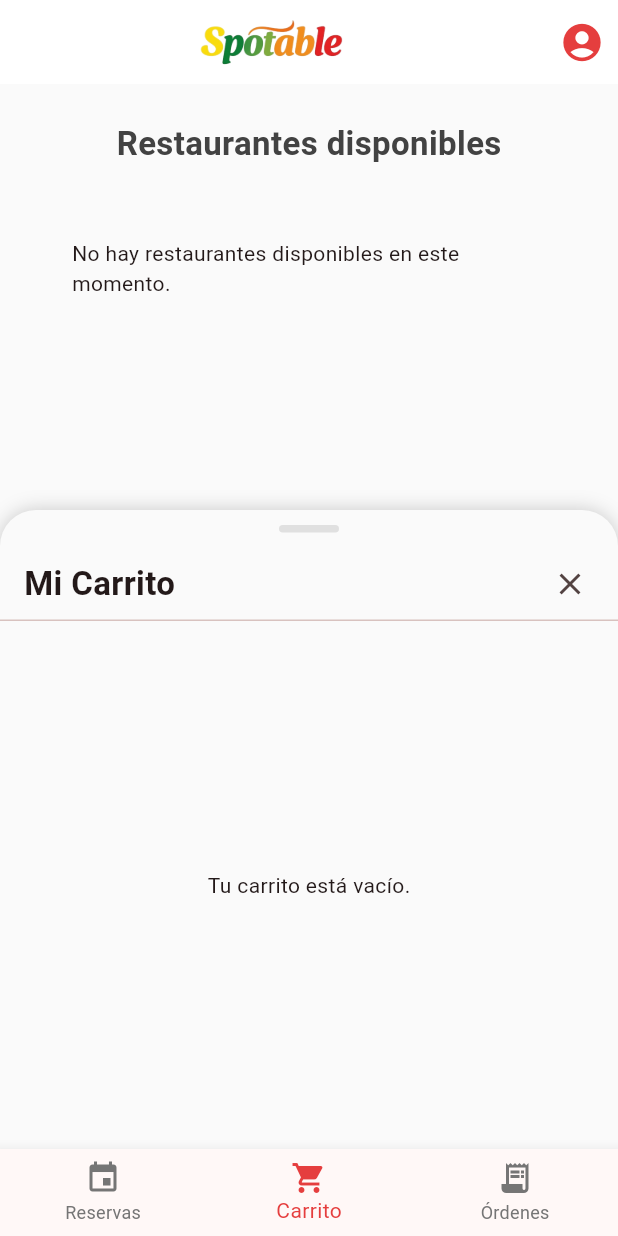
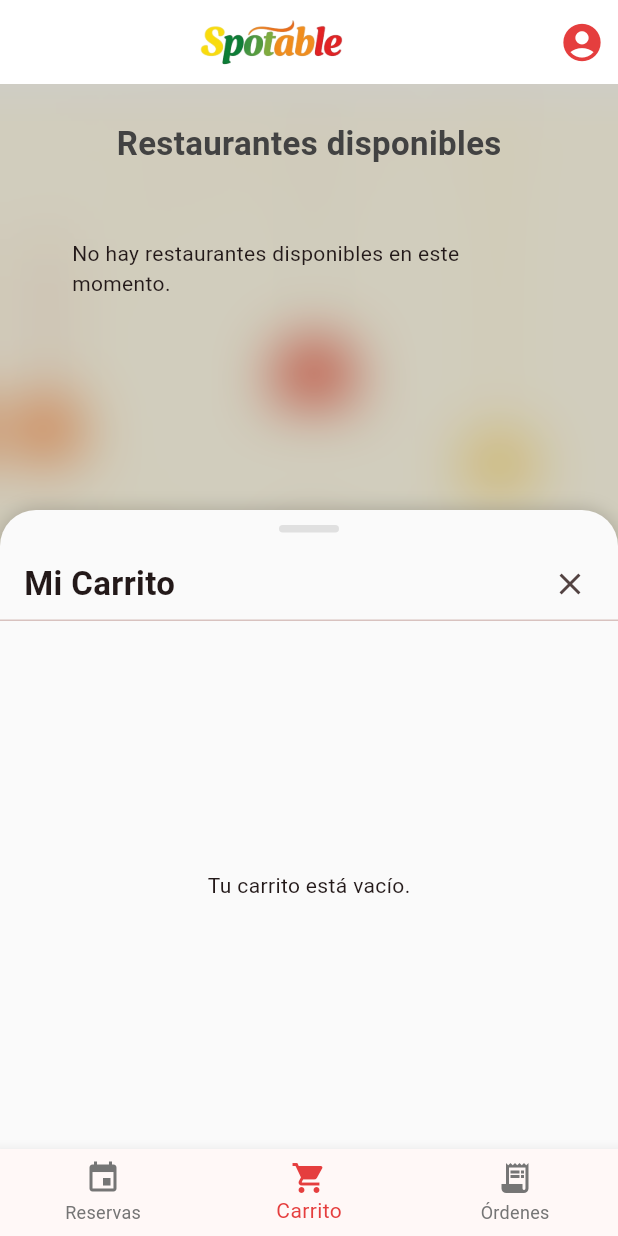
Before and after one commit to SebasMarquez/Spotable, a Flutter app: the ClientDashboardScreen screen opened by its route, item 2 of the bottom bar chosen, on a phone screen of 412 x 824 dp. Run offline on Flutter 3.47's test engine with Material 3 defaults, Android fonts, the phone set to English and light mode, and no system bars; our stand-ins replace cloud_firestore, firebase_auth, firebase_core, google_sign_in, shared_preferences; accounts and stored records are empty.

Commit message:
fondos en los dashboards

```diff
--- a/lib/screens/client_dashboard_screen.dart
+++ b/lib/screens/client_dashboard_screen.dart
@@ -8,6 +8,7 @@ import '../utils/app_colors.dart';
 import 'package:firebase_auth/firebase_auth.dart';
 import 'welcome_screen.dart';
 import '../models/order.dart' as order_model;
+import 'dart:ui';
 
 class ClientDashboardScreen extends StatefulWidget {
   const ClientDashboardScreen({Key? key}) : super(key: key);
@@ -132,6 +133,27 @@ class _ClientDashboardScreenState extends State<ClientDashboardScreen> {
       bottomNavigationBar: _buildBottomNavigationBar(),
       body: Stack(
         children: [
+          // Imagen de fondo con blur fuerte y overlay
+          Positioned.fill(
+            child: Stack(
+              children: [
+                Image.asset(
+                  'assets/images/fondo_spotable_mobile.png',
+                  fit: BoxFit.cover,
+                  width: double.infinity,
+                  height: double.infinity,
+                ),
+                Positioned.fill(
+                  child: BackdropFilter(
+                    filter: ImageFilter.blur(sigmaX: 20, sigmaY: 20),
+                    child: Container(
+                      color: Colors.black.withOpacity(0.18),
+                    ),
+                  ),
+                ),
+              ],
+            ),
+          ),
           _buildHomeContent(),
           if (_activeSheetIndex != null) _buildDraggableSheet(),
         ],
```
Also changed, not shown: lib/screens/restaurant_dashboard_screen.dart (+22 -0 lines).
